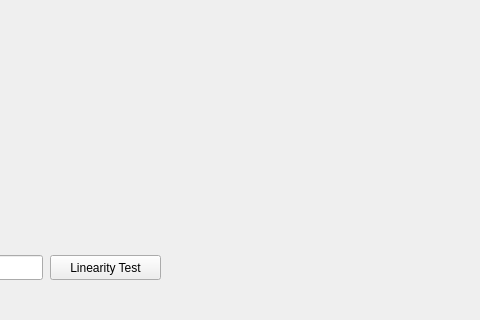
The window that src/SLStudio.ui (ethz-asl/slstudio) describes before a commit, drawn with Qt 5; both pictures show x 181 to 661 and y 224 to 544 of the 828 by 544 pixel window.
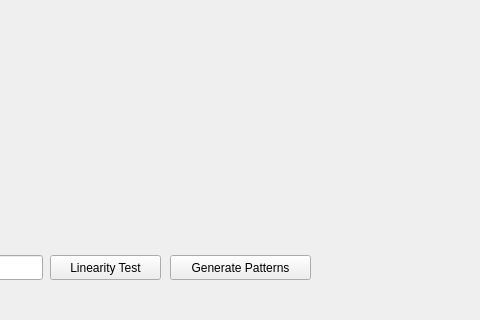
The same window after the commit. Custom widgets are drawn as their Qt base class.

Patch:
```diff
--- a/src/SLStudio.ui
+++ b/src/SLStudio.ui
@@ -71,6 +71,19 @@
         <string>Linearity Test</string>
        </property>
       </widget>
+      <widget class="QPushButton" name="pushButton_3">
+       <property name="geometry">
+        <rect>
+         <x>340</x>
+         <y>420</y>
+         <width>141</width>
+         <height>25</height>
+        </rect>
+       </property>
+       <property name="text">
+        <string>Generate Patterns</string>
+       </property>
+      </widget>
      </widget>
     </item>
    </layout>
```
